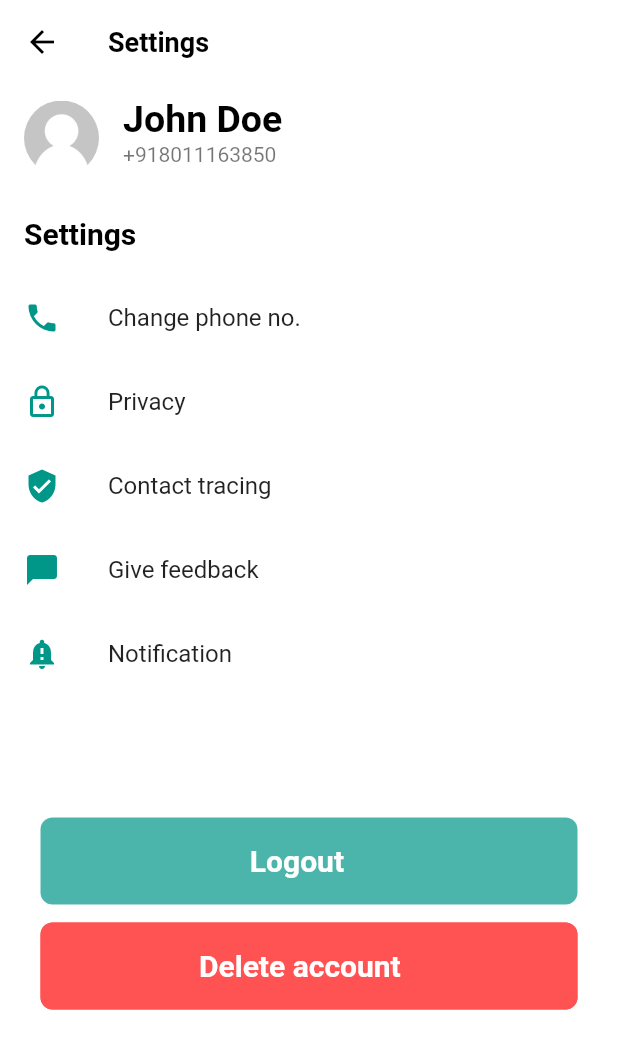
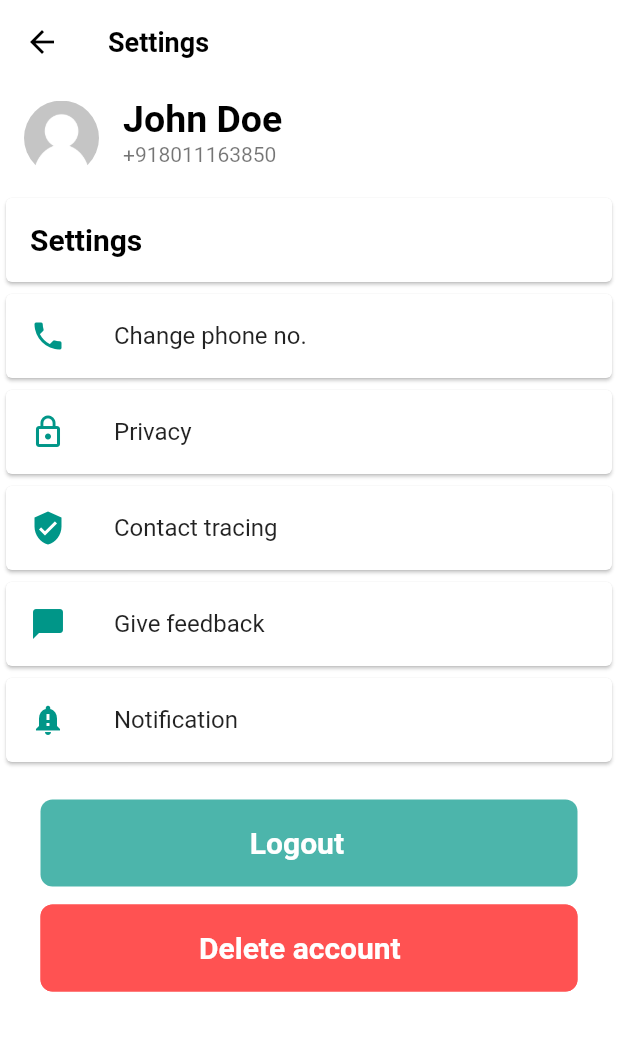
Before and after one commit to Anuragsingh691/SafeOutsBussinessFlutter, a Flutter app: the SettingsPage screen opened directly, on a phone screen of 412 x 824 dp. Shown: the top 1049 px of the screen. Run offline on Flutter 3.47's test engine with Material 2 defaults, Android fonts, the phone set to English and light mode, and no system bars; our stand-ins replace flutter_icons, flutter_mobx, image_picker, pinput; missing offline and left inert: launch_review, pin_entry_text_field.

Commit message:
card ListTiles

```diff
--- a/lib/screens/SettingsPage.dart
+++ b/lib/screens/SettingsPage.dart
@@ -73,9 +73,9 @@ class _SettingsPageState extends State<SettingsPage> {
                 ),
                 subtitle: Text('+918011163850'),
               ),
-              ListTile(
-                onTap: () { _showlogout();
-                },
+              Card(
+              child:ListTile(
+
                 title: Text(
                   'Settings',
                   style: TextStyle(
@@ -84,35 +84,45 @@ class _SettingsPageState extends State<SettingsPage> {
                     fontWeight: FontWeight.bold,
                   ),
                 ),
-
               ),
-              ListTile(
+              ),
+             Card(
+              child:  ListTile(
                   onTap: () {
                     Navigator.push(context,
                         MaterialPageRoute(builder: (ctx) => FirstScreen()));
                   },
                 leading: Icon(Icons.phone,color: Colors.teal),
                 title: Text("Change phone no."),
+
               ),
-              ListTile(
+             ),
+              Card(
+              child:ListTile(
                 onTap: () {
                   _launchPrivacy();
                 },
                 leading: Icon(Icons.lock_outline, color: Colors.teal),
                 title: Text("Privacy"),
               ),
-              ListTile(
+              ),
+              Card(
+              child:ListTile(
                 onTap: () { _launchURL();},
                 leading: Icon(Icons.verified_user,color: Colors.teal),
                 title: Text("Contact tracing"),
               ),
-              ListTile(
+              ),
+              Card(
+              child:ListTile(
                 onTap: () { _launchReview();
                 },
                 leading: Icon(Icons.messenger_outlined,color: Colors.teal),
                 title: Text("Give feedback"),
               ),
-              ListTile(
+              ),
+              Card(
+              child:ListTile(
                 onTap: () {
                   Navigator.push(context,
                       MaterialPageRoute(builder: (ctx) => Notifications()));
@@ -120,9 +130,10 @@ class _SettingsPageState extends State<SettingsPage> {
                 leading: Icon(Icons.notification_important,color: Colors.teal),
                 title: Text("Notification"),
               ),
+              ),
 
               SizedBox(
-                height: 80,
+                height: 20,
               ),
               Container(
                 width: 390.0,
```
